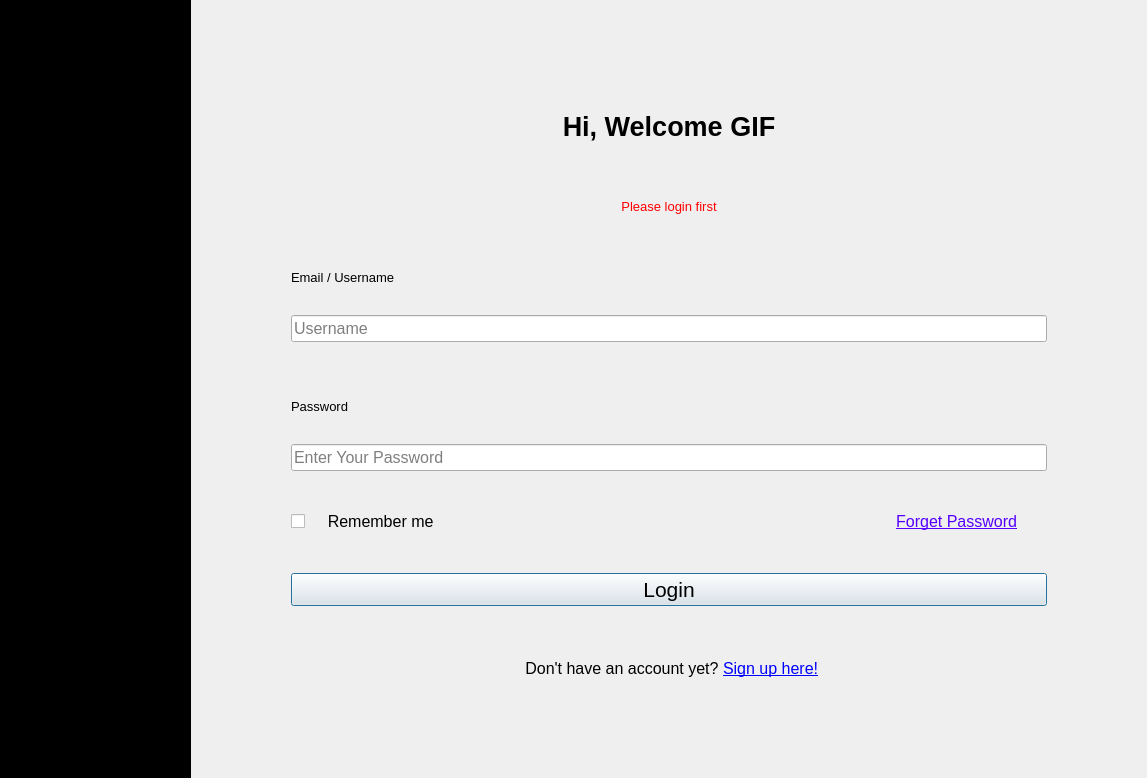
Qt form gui/src/Register.ui (WEI22/ICMS) before a commit.
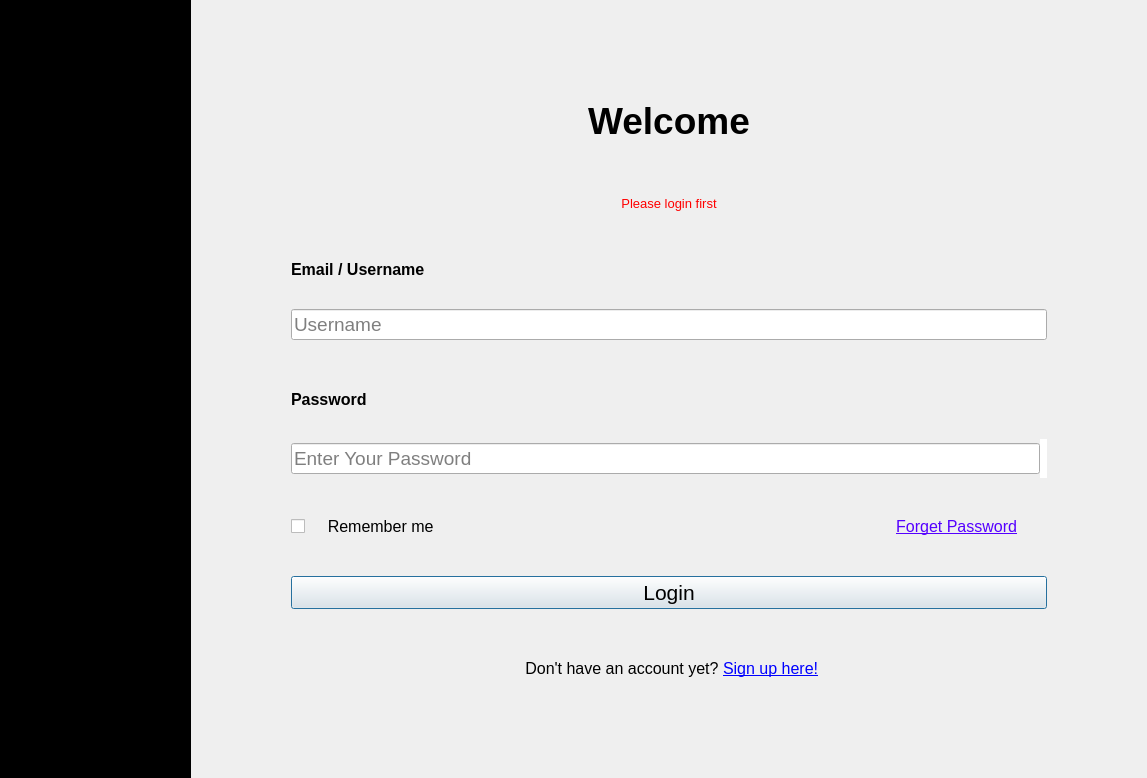
The same form after that commit. Icons and pictures are not drawn. Custom widgets are drawn as their Qt base class.

Diff of the .ui file:
```diff
--- a/gui/src/Register.ui
+++ b/gui/src/Register.ui
@@ -178,13 +178,13 @@
       <widget class="QLabel" name="login_title">
        <property name="font">
         <font>
-         <pointsize>20</pointsize>
+         <pointsize>28</pointsize>
          <weight>75</weight>
          <bold>true</bold>
         </font>
        </property>
        <property name="text">
-        <string>Hi, Welcome GIF</string>
+        <string>Welcome</string>
        </property>
        <property name="alignment">
         <set>Qt::AlignBottom|Qt::AlignHCenter</set>
@@ -196,6 +196,11 @@
      </item>
      <item>
       <widget class="QLabel" name="login_error">
+       <property name="font">
+        <font>
+         <pointsize>10</pointsize>
+        </font>
+       </property>
        <property name="text">
         <string>&lt;html&gt;&lt;head/&gt;&lt;body&gt;&lt;p&gt;&lt;span style=&quot; font-size:10pt; color:#ff0000;&quot;&gt;Please login first&lt;/span&gt;&lt;/p&gt;&lt;/body&gt;&lt;/html&gt;</string>
        </property>
@@ -208,7 +213,9 @@
       <widget class="QLabel" name="login_email">
        <property name="font">
         <font>
-         <pointsize>10</pointsize>
+         <pointsize>12</pointsize>
+         <weight>75</weight>
+         <bold>true</bold>
         </font>
        </property>
        <property name="text">
@@ -223,7 +230,7 @@
       <widget class="QLineEdit" name="login_email_text">
        <property name="font">
         <font>
-         <pointsize>12</pointsize>
+         <pointsize>14</pointsize>
         </font>
        </property>
        <property name="inputMask">
@@ -241,7 +248,9 @@
       <widget class="QLabel" name="login_password">
        <property name="font">
         <font>
-         <pointsize>10</pointsize>
+         <pointsize>12</pointsize>
+         <weight>75</weight>
+         <bold>true</bold>
         </font>
        </property>
        <property name="text">
@@ -253,12 +262,20 @@
       </widget>
      </item>
      <item>
+      <layout class="QHBoxLayout" name="horizontalLayout_3">
+       <property name="spacing">
+        <number>0</number>
+       </property>
+       <item>
       <widget class="QLineEdit" name="login_password_text">
        <property name="font">
         <font>
-         <pointsize>12</pointsize>
-        </font>
-       </property>
+           <pointsize>14</pointsize>
+          </font>
+         </property>
+         <property name="styleSheet">
+          <string notr="true"/>
+         </property>
        <property name="text">
         <string/>
        </property>
@@ -271,6 +288,21 @@
       </widget>
      </item>
      <item>
+        <widget class="ClickableLabel" name="show_password">
+         <property name="styleSheet">
+          <string notr="true">background: white</string>
+         </property>
+         <property name="text">
+          <string/>
+         </property>
+         <property name="pixmap">
+          <pixmap>../Image/Register/hidden.png</pixmap>
+         </property>
+        </widget>
+       </item>
+      </layout>
+     </item>
+     <item>
       <layout class="QHBoxLayout" name="login_checkbox" stretch="60,40">
        <property name="spacing">
         <number>0</number>
@@ -359,7 +391,7 @@
           </font>
          </property>
          <property name="text">
-          <string>&lt;html&gt;&lt;head/&gt;&lt;body&gt;&lt;p&gt;&lt;a href=&quot;localhost:8000&quot;&gt;&lt;span style=&quot; text-decoration: underline; color:#0000ff;&quot;&gt; Sign up here!&lt;/span&gt;&lt;/a&gt;&lt;/p&gt;&lt;/body&gt;&lt;/html&gt;</string>
+          <string>&lt;html&gt;&lt;head/&gt;&lt;body&gt;&lt;p&gt;&lt;a href=&quot;192.168.100.43:8000&quot;&gt;&lt;span style=&quot; text-decoration: underline; color:#0000ff;&quot;&gt; Sign up here!&lt;/span&gt;&lt;/a&gt;&lt;/p&gt;&lt;/body&gt;&lt;/html&gt;</string>
          </property>
          <property name="alignment">
           <set>Qt::AlignBottom|Qt::AlignLeading|Qt::AlignLeft</set>
```
Left out of the diff: 4 changed lines with no effect on the pictures. Lines whose indentation alone changed are shown as unchanged.
